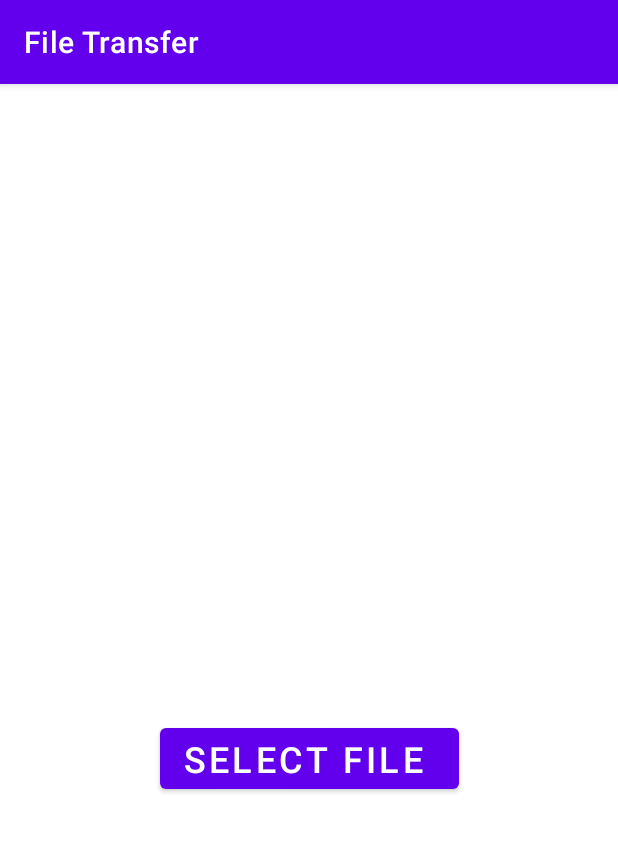
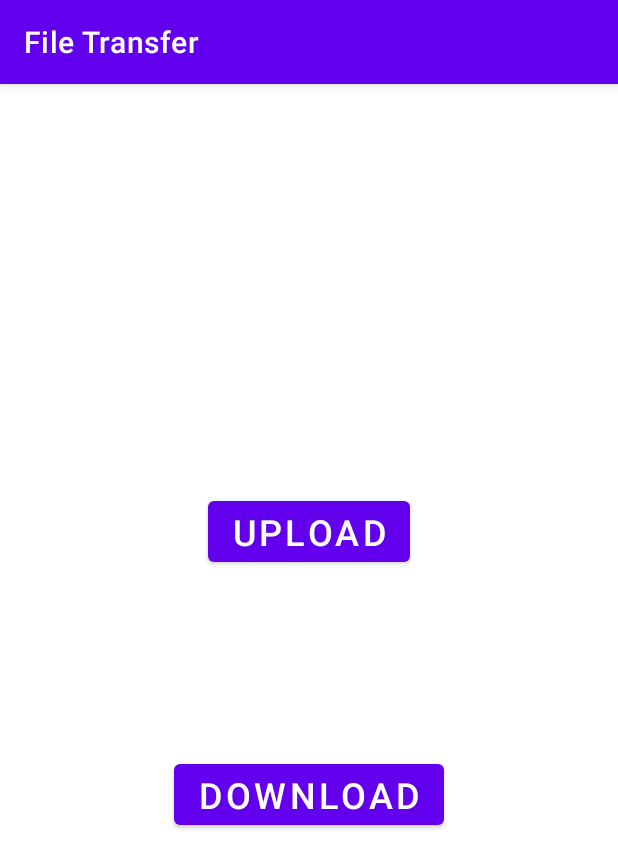
Before and after one commit to harancho/drive, an Android app: the screen it shows after launch (MainActivity), on a phone screen of 412 x 824 dp. Shown: the top 868 px of the screen. Run offline under Robolectric (Android 15) with nearby library versions, the phone set to English and light mode, and no system bars.

Commit message:
adding activities and functionality

```diff
--- a/app/build.gradle
+++ b/app/build.gradle
@@ -40,6 +40,7 @@ dependencies {
     implementation 'com.google.android.material:material:1.2.1'
     implementation 'androidx.constraintlayout:constraintlayout:2.0.3'
     testImplementation 'junit:junit:4.+'
+    implementation 'com.squareup.okhttp3:okhttp:4.7.2'
     androidTestImplementation 'androidx.test.ext:junit:1.1.2'
     androidTestImplementation 'androidx.test.espresso:espresso-core:3.3.0'
 }
--- a/app/src/main/java/com/example/filetransfer/MainActivity.kt
+++ b/app/src/main/java/com/example/filetransfer/MainActivity.kt
@@ -1,70 +1,27 @@
 package com.example.filetransfer
 
-import android.app.Activity
 import android.content.Intent
-import android.graphics.Bitmap
-import android.net.Uri
+import android.os.Bundle
+import android.widget.Button
 import androidx.appcompat.app.AppCompatActivity
-import android.os.Bundle
-import android.provider.MediaStore
-import android.view.View
-import android.widget.Button
-import android.widget.ImageView
-import android.widget.TextView
-import java.net.URI
 
 class MainActivity : AppCompatActivity() {
-
-    lateinit var filepath : Uri
-
     override fun onCreate(savedInstanceState: Bundle?) {
         super.onCreate(savedInstanceState)
         setContentView(R.layout.activity_main)
 
-        val select_file : Button = findViewById(R.id.button)
-        val cut_button : Button = findViewById(R.id.button3)
-        val image_selected : ImageView = findViewById(R.id.imageView)
+        val upload_button : Button = findViewById(R.id.button1)
+        val download_button : Button = findViewById(R.id.button2)
 
-        cut_button.setOnClickListener {
-            select_file.text = "Select File"
-            image_selected.visibility = View.INVISIBLE
-            cut_button.visibility = View.INVISIBLE
+        upload_button.setOnClickListener {
+            val intent = Intent(this, MainActivity2::class.java)
+            startActivity(intent)
+
         }
 
-        select_file.setOnClickListener{
-            if(select_file.text != "Upload"){
-                var i = Intent()
-                i.setType("image/*")
-                i.setAction(Intent.ACTION_GET_CONTENT)
-                startActivityForResult(Intent.createChooser(i,"Choose Picture"),111)
-            }
-            else{
-
-            }
-        }
-
-    }
-
-    override fun onActivityResult(requestCode: Int, resultCode: Int, data: Intent?) {
-        super.onActivityResult(requestCode, resultCode, data)
-
-        if(requestCode == 111 && resultCode == Activity.RESULT_OK && data!=null){
-
-            filepath = data.data!!
-            println(filepath)
-
-            val select_file : Button = findViewById(R.id.button)
-            val image_selected : ImageView = findViewById(R.id.imageView)
-            val cut_button : Button = findViewById(R.id.button3)
-
-            select_file.text = "Upload"
-            cut_button.visibility = View.VISIBLE
-
-
-            var Bitmap = MediaStore.Images.Media.getBitmap(contentResolver,filepath)
-            image_selected.setImageBitmap(Bitmap)
-            image_selected.visibility = View.VISIBLE
-
+        download_button.setOnClickListener {
+            var intent = Intent(this, MainActivity3::class.java)
+            startActivity(intent)
 
         }
     }
--- a/app/src/main/res/layout/activity_main.xml
+++ b/app/src/main/res/layout/activity_main.xml
@@ -7,38 +7,25 @@
     tools:context=".MainActivity">
 
     <Button
-        android:id="@+id/button"
+        android:id="@+id/button2"
         android:layout_width="wrap_content"
         android:layout_height="wrap_content"
-        android:layout_marginBottom="292dp"
-        android:text="Select File "
+        android:layout_marginBottom="268dp"
+        android:text="Download"
         android:textSize="24sp"
         app:layout_constraintBottom_toBottomOf="parent"
         app:layout_constraintEnd_toEndOf="parent"
         app:layout_constraintStart_toStartOf="parent" />
 
-    <ImageView
-        android:id="@+id/imageView"
-        android:layout_width="150dp"
-        android:layout_height="150dp"
-        android:layout_marginTop="160dp"
-        android:visibility="invisible"
+    <Button
+        android:id="@+id/button1"
+        android:layout_width="wrap_content"
+        android:layout_height="wrap_content"
+        android:layout_marginTop="272dp"
+        android:text="Upload"
+        android:textSize="24sp"
         app:layout_constraintEnd_toEndOf="parent"
-        app:layout_constraintHorizontal_bias="0.498"
         app:layout_constraintStart_toStartOf="parent"
-        app:layout_constraintTop_toTopOf="parent"
-        app:srcCompat="@drawable/ic_launcher_background" />
-
-    <Button
-        android:id="@+id/button3"
-        android:layout_width="50dp"
-        android:layout_height="wrap_content"
-        android:layout_marginTop="212dp"
-        android:text="X"
-        android:visibility="invisible"
-        app:layout_constraintEnd_toEndOf="parent"
-        app:layout_constraintHorizontal_bias="0.469"
-        app:layout_constraintStart_toEndOf="@+id/imageView"
         app:layout_constraintTop_toTopOf="parent" />
 
 </androidx.constraintlayout.widget.ConstraintLayout>
```
Also changed, not shown: app/src/main/AndroidManifest.xml (+7 -1 lines), app/src/main/java/com/example/filetransfer/MainActivity2.kt (added, +152 -0 lines), app/src/main/java/com/example/filetransfer/MainActivity3.kt (added, +11 -0 lines), app/src/main/res/layout/activity_main2.xml (added, +69 -0 lines), app/src/main/res/layout/activity_main3.xml (added, +9 -0 lines).
